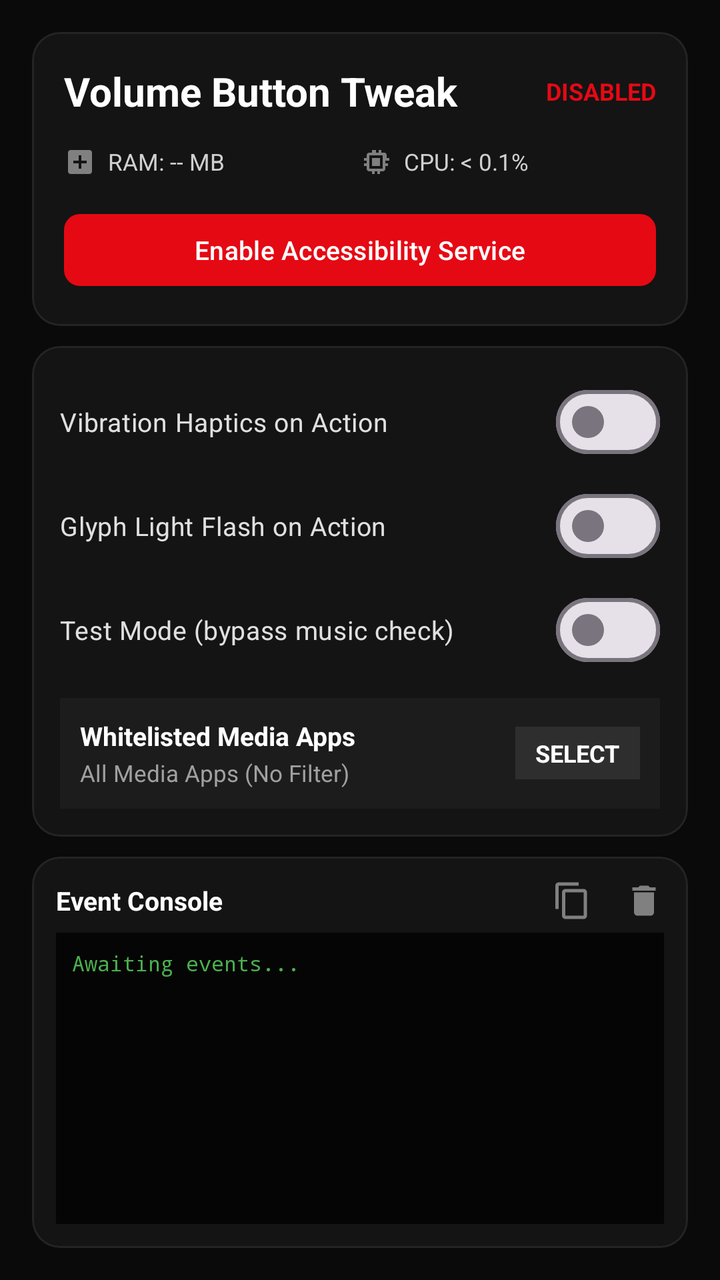
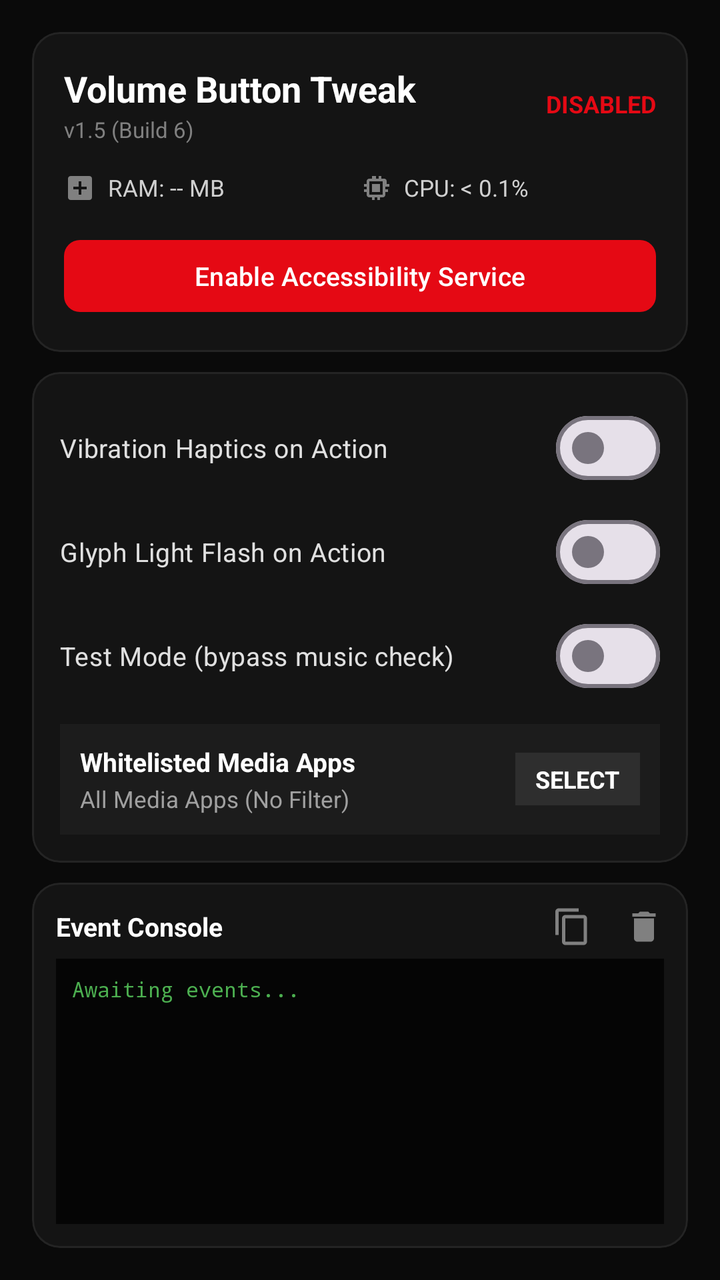

An Android layout rendered at two revisions. The XML below is the earlier revision; the diff shows what the commit changed to produce the second picture.
<!-- AndroidManifest.xml: application theme Theme.VolumeButtonTweak -->
<!-- res/layout/activity_main.xml -->
<?xml version="1.0" encoding="utf-8"?>
<LinearLayout xmlns:android="http://schemas.android.com/apk/res/android"
    xmlns:app="http://schemas.android.com/apk/res-auto"
    android:layout_width="match_parent"
    android:layout_height="match_parent"
    android:orientation="vertical"
    android:background="#0A0A0A"
    android:padding="16dp">

    
    <com.google.android.material.card.MaterialCardView
        android:layout_width="match_parent"
        android:layout_height="wrap_content"
        app:cardBackgroundColor="#141414"
        app:cardCornerRadius="14dp"
        app:strokeColor="#242424"
        app:strokeWidth="1dp"
        app:cardElevation="0dp">

        <LinearLayout
            android:layout_width="match_parent"
            android:layout_height="wrap_content"
            android:orientation="vertical"
            android:padding="16dp">

            <RelativeLayout
                android:layout_width="match_parent"
                android:layout_height="wrap_content">

                <TextView
                    android:layout_width="wrap_content"
                    android:layout_height="wrap_content"
                    android:text="Volume Button Tweak"
                    android:textColor="#FFFFFF"
                    android:textSize="20sp"
                    android:textStyle="bold" />

                <TextView
                    android:id="@+id/tvStatus"
                    android:layout_width="wrap_content"
                    android:layout_height="wrap_content"
                    android:layout_alignParentEnd="true"
                    android:layout_centerVertical="true"
                    android:text="DISABLED"
                    android:textColor="#E50914"
                    android:textSize="12sp"
                    android:textStyle="bold" />
            </RelativeLayout>

            
            <LinearLayout
                android:layout_width="match_parent"
                android:layout_height="wrap_content"
                android:orientation="horizontal"
                android:layout_marginTop="14dp">

                <LinearLayout
                    android:layout_width="0dp"
                    android:layout_height="wrap_content"
                    android:layout_weight="1"
                    android:orientation="horizontal"
                    android:gravity="center_vertical">

                    <ImageView
                        android:layout_width="16dp"
                        android:layout_height="16dp"
                        android:src="@drawable/ic_memory"
                        app:tint="#808080" />

                    <TextView
                        android:id="@+id/tvRamUsage"
                        android:layout_width="wrap_content"
                        android:layout_height="wrap_content"
                        android:layout_marginStart="6dp"
                        android:text="RAM: -- MB"
                        android:textColor="#D0D0D0"
                        android:textSize="11.5sp" />
                </LinearLayout>

                <LinearLayout
                    android:layout_width="0dp"
                    android:layout_height="wrap_content"
                    android:layout_weight="1"
                    android:orientation="horizontal"
                    android:gravity="center_vertical">

                    <ImageView
                        android:layout_width="16dp"
                        android:layout_height="16dp"
                        android:src="@drawable/ic_cpu"
                        app:tint="#808080" />

                    <TextView
                        android:id="@+id/tvCpuUsage"
                        android:layout_width="wrap_content"
                        android:layout_height="wrap_content"
                        android:layout_marginStart="6dp"
                        android:text="CPU: &lt; 0.1%"
                        android:textColor="#D0D0D0"
                        android:textSize="11.5sp" />
                </LinearLayout>
            </LinearLayout>

            <com.google.android.material.button.MaterialButton
                android:id="@+id/btnEnableService"
                android:layout_width="match_parent"
                android:layout_height="44dp"
                android:layout_marginTop="14dp"
                android:text="Enable Accessibility Service"
                android:textColor="#FFFFFF"
                android:textSize="13sp"
                app:backgroundTint="#E50914"
                app:cornerRadius="8dp" />
        </LinearLayout>
    </com.google.android.material.card.MaterialCardView>

    
    <com.google.android.material.card.MaterialCardView
        android:layout_width="match_parent"
        android:layout_height="wrap_content"
        android:layout_marginTop="10dp"
        app:cardBackgroundColor="#141414"
        app:cardCornerRadius="14dp"
        app:strokeColor="#242424"
        app:strokeWidth="1dp"
        app:cardElevation="0dp">

        <LinearLayout
            android:layout_width="match_parent"
            android:layout_height="wrap_content"
            android:orientation="vertical"
            android:padding="14dp">

            <com.google.android.material.materialswitch.MaterialSwitch
                android:id="@+id/switchHaptic"
                android:layout_width="match_parent"
                android:layout_height="wrap_content"
                android:text="Vibration Haptics on Action"
                android:textColor="#E0E0E0"
                android:textSize="13sp" />

            <com.google.android.material.materialswitch.MaterialSwitch
                android:id="@+id/switchGlyph"
                android:layout_width="match_parent"
                android:layout_height="wrap_content"
                android:layout_marginTop="4dp"
                android:text="Glyph Light Flash on Action"
                android:textColor="#E0E0E0"
                android:textSize="13sp" />

            <com.google.android.material.materialswitch.MaterialSwitch
                android:id="@+id/switchTestMode"
                android:layout_width="match_parent"
                android:layout_height="wrap_content"
                android:layout_marginTop="4dp"
                android:text="Test Mode (bypass music check)"
                android:textColor="#E0E0E0"
                android:textSize="13sp" />

            
            <LinearLayout
                android:id="@+id/layoutWhitelistSelector"
                android:layout_width="match_parent"
                android:layout_height="wrap_content"
                android:orientation="horizontal"
                android:gravity="center_vertical"
                android:background="#1C1C1C"
                android:padding="10dp"
                android:layout_marginTop="10dp"
                android:clickable="true"
                android:focusable="true">

                <LinearLayout
                    android:layout_width="0dp"
                    android:layout_height="wrap_content"
                    android:layout_weight="1"
                    android:orientation="vertical">

                    <TextView
                        android:layout_width="wrap_content"
                        android:layout_height="wrap_content"
                        android:text="Whitelisted Media Apps"
                        android:textColor="#FFFFFF"
                        android:textSize="13sp"
                        android:textStyle="bold" />

                    <TextView
                        android:id="@+id/tvWhitelistSummary"
                        android:layout_width="wrap_content"
                        android:layout_height="wrap_content"
                        android:text="All Media Apps (No Filter)"
                        android:textColor="#A0A0A0"
                        android:textSize="11.5sp"
                        android:layout_marginTop="2dp" />
                </LinearLayout>

                <TextView
                    android:layout_width="wrap_content"
                    android:layout_height="wrap_content"
                    android:text="SELECT"
                    android:textColor="#FFFFFF"
                    android:textSize="12sp"
                    android:textStyle="bold"
                    android:background="#2E2E2E"
                    android:paddingHorizontal="10dp"
                    android:paddingVertical="5dp" />
            </LinearLayout>
        </LinearLayout>
    </com.google.android.material.card.MaterialCardView>

    
    <com.google.android.material.card.MaterialCardView
        android:layout_width="match_parent"
        android:layout_height="0dp"
        android:layout_weight="1"
        android:layout_marginTop="10dp"
        app:cardBackgroundColor="#141414"
        app:cardCornerRadius="14dp"
        app:strokeColor="#242424"
        app:strokeWidth="1dp"
        app:cardElevation="0dp">

        <LinearLayout
            android:layout_width="match_parent"
            android:layout_height="match_parent"
            android:orientation="vertical"
            android:padding="12dp">

            <RelativeLayout
                android:layout_width="match_parent"
                android:layout_height="wrap_content">

                <TextView
                    android:layout_width="wrap_content"
                    android:layout_height="wrap_content"
                    android:layout_centerVertical="true"
                    android:text="Event Console"
                    android:textColor="#FFFFFF"
                    android:textSize="13sp"
                    android:textStyle="bold" />

                <LinearLayout
                    android:layout_width="wrap_content"
                    android:layout_height="wrap_content"
                    android:layout_alignParentEnd="true"
                    android:layout_centerVertical="true"
                    android:orientation="horizontal">

                    <ImageView
                        android:id="@+id/btnCopyLogs"
                        android:layout_width="20dp"
                        android:layout_height="20dp"
                        android:layout_marginEnd="16dp"
                        android:src="@drawable/ic_copy"
                        android:contentDescription="Copy Logs"
                        app:tint="#808080" />

                    <ImageView
                        android:id="@+id/btnClearLogs"
                        android:layout_width="20dp"
                        android:layout_height="20dp"
                        android:src="@drawable/ic_delete"
                        android:contentDescription="Clear Logs"
                        app:tint="#808080" />
                </LinearLayout>
            </RelativeLayout>

            <ScrollView
                android:id="@+id/scrollLogs"
                android:layout_width="match_parent"
                android:layout_height="match_parent"
                android:layout_marginTop="6dp"
                android:background="#050505"
                android:padding="8dp">

                <TextView
                    android:id="@+id/tvLogs"
                    android:layout_width="match_parent"
                    android:layout_height="wrap_content"
                    android:fontFamily="monospace"
                    android:text="Awaiting events..."
                    android:textColor="#4CAF50"
                    android:textSize="10.5sp" />
            </ScrollView>
        </LinearLayout>
    </com.google.android.material.card.MaterialCardView>

</LinearLayout>
<!-- resources referenced by this layout -->
<resources>
  <!-- drawable ic_copy (drawable) -->
  <vector xmlns:android="http://schemas.android.com/apk/res/android"
      android:width="24dp"
      android:height="24dp"
      android:viewportWidth="24"
      android:viewportHeight="24">
      <path
          android:fillColor="#A0A0A0"
          android:pathData="M16,1H4C2.9,1 2,1.9 2,3v14h2V3h12V1zm3,4H8C6.9,5 6,5.9 6,7v14c0,1.1 0.9,2 2,2h11c1.1,0 2,-0.9 2,-2V7c0,-1.1 -0.9,-2 -2,-2zm0,16H8V7h11v14z" />
  </vector>
  <!-- drawable ic_cpu (drawable) -->
  <vector xmlns:android="http://schemas.android.com/apk/res/android"
      android:width="24dp"
      android:height="24dp"
      android:viewportWidth="24"
      android:viewportHeight="24">
      <path
          android:fillColor="#A0A0A0"
          android:pathData="M17,17H7V7h10v10zm-8,-2h6V9H9v6zm13,-4V9h-2V7a2,2 0 0,0 -2,-2h-2V3h-2v2h-2V3H9v2H7C5.9,5 5,5.9 5,7v2H3v2h2v2H3v2h2v2c0,1.1 0.9,2 2,2h2v2h2v-2h2v2h2v-2h2c1.1,0 2,-0.9 2,-2v-2h2v-2h-2v-2h2z" />
  </vector>
  <!-- drawable ic_delete (drawable) -->
  <vector xmlns:android="http://schemas.android.com/apk/res/android"
      android:width="24dp"
      android:height="24dp"
      android:viewportWidth="24"
      android:viewportHeight="24">
      <path
          android:fillColor="#A0A0A0"
          android:pathData="M6,19c0,1.1 0.9,2 2,2h8c1.1,0 2,-0.9 2,-2V7H6v12zM19,4h-3.5l-1,-1h-5l-1,1H5v2h14V4z" />
  </vector>
  <!-- drawable ic_memory (drawable) -->
  <vector xmlns:android="http://schemas.android.com/apk/res/android"
      android:width="24dp"
      android:height="24dp"
      android:viewportWidth="24"
      android:viewportHeight="24">
      <path
          android:fillColor="#A0A0A0"
          android:pathData="M19,3H5C3.9,3 3,3.9 3,5v14c0,1.1 0.9,2 2,2h14c1.1,0 2,-0.9 2,-2V5c0,-1.1 -0.9,-2 -2,-2zm-2,10h-4v4h-2v-4H7v-2h4V7h2v4h4v2z" />
  </vector>
  <style name="Theme.VolumeButtonTweak" parent="Theme.Material3.DayNight.NoActionBar">
          <item name="android:statusBarColor">@color/dark_bg</item>
          <item name="android:navigationBarColor">@color/dark_bg</item>
          <item name="android:windowBackground">@color/dark_bg</item>
      </style>
  <color name="dark_bg">#FF121212</color>
</resources>

<!-- the commit's change to res/layout/activity_main.xml (unified diff, before → after) -->
@@ -27,13 +27,28 @@
                 android:layout_width="match_parent"
                 android:layout_height="wrap_content">
 
-                <TextView
-                    android:layout_width="wrap_content"
-                    android:layout_height="wrap_content"
-                    android:text="Volume Button Tweak"
-                    android:textColor="#FFFFFF"
-                    android:textSize="20sp"
-                    android:textStyle="bold" />
+                <LinearLayout
+                    android:layout_width="wrap_content"
+                    android:layout_height="wrap_content"
+                    android:orientation="vertical">
+
+                    <TextView
+                        android:layout_width="wrap_content"
+                        android:layout_height="wrap_content"
+                        android:text="Volume Button Tweak"
+                        android:textColor="#FFFFFF"
+                        android:textSize="18sp"
+                        android:textStyle="bold" />
+
+                    <TextView
+                        android:id="@+id/tvAppVersion"
+                        android:layout_width="wrap_content"
+                        android:layout_height="wrap_content"
+                        android:text="v1.5 (Build 6)"
+                        android:textColor="#808080"
+                        android:textSize="11sp"
+                        android:layout_marginTop="1dp" />
+                </LinearLayout>
 
                 <TextView
                     android:id="@+id/tvStatus"
